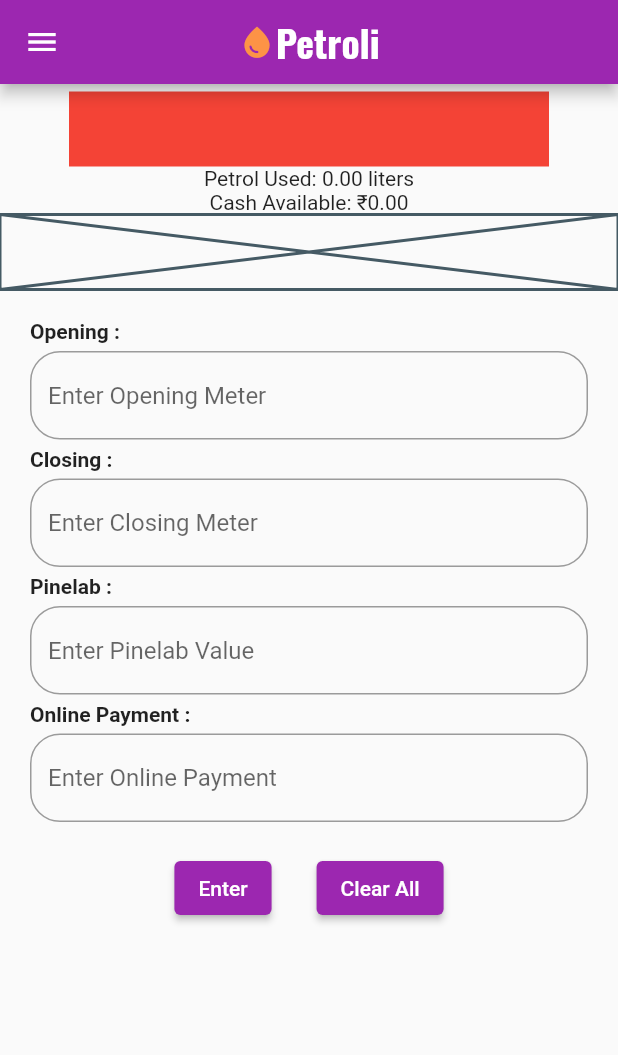
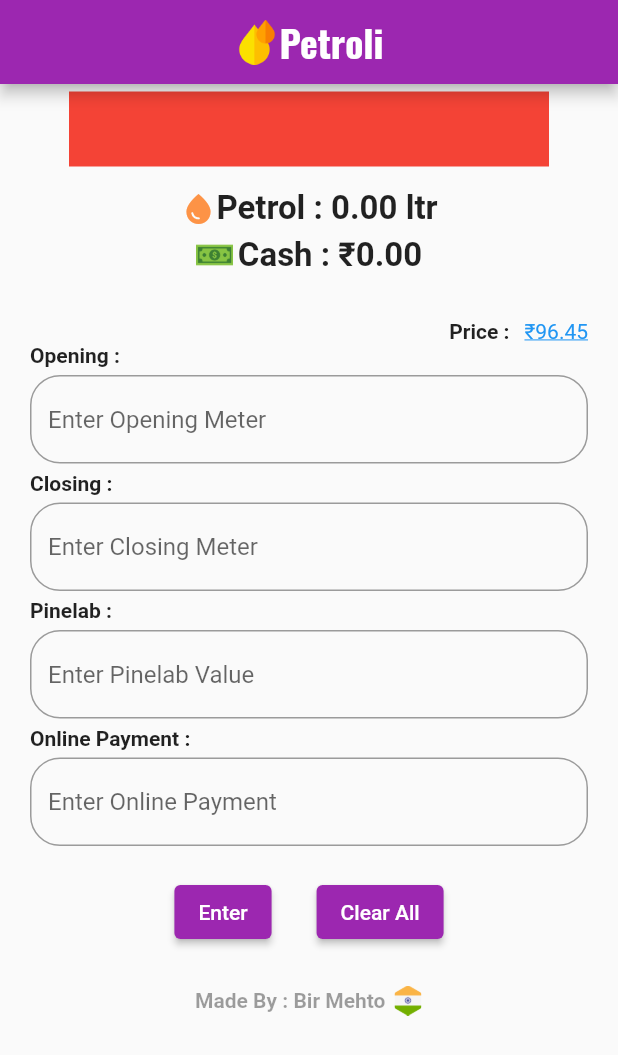
Before and after one commit to birmehto/petroli, a Flutter app: the Homepage screen opened directly, on a phone screen of 412 x 824 dp. Shown: the top 1055 px of the screen. Run offline on Flutter 3.47's test engine with Material 3 defaults, Android fonts, the phone set to English and light mode, and no system bars.

Commit message:
apk relese

```diff
--- a/lib/demo.dart
+++ b/lib/demo.dart
@@ -12,13 +12,10 @@ class _HomepageState extends State<Homepage> {
   final TextEditingController _closing = TextEditingController();
   final TextEditingController _pinlab = TextEditingController();
   final TextEditingController _onlinePayment = TextEditingController();
-  double opvalue = 0;
-  double Clovalue = 0;
-  double pinevalue = 0;
-  double price = 96.45;
 
   double petrolUsed = 0.0;
   double cashAvailable = 0.0;
+  double price = 96.45; // Initial petrol price
 
   void _calculatePetrolAndCash() {
     // Parse values from text controllers
@@ -35,44 +32,79 @@ class _HomepageState extends State<Homepage> {
       // Calculate cash available
       cashAvailable = (petrolUsed * price) - pinlabValue - onlinePaymentValue;
 
-      // Update UI if needed
+      // Update UI
       setState(() {});
     } else {
-      // Show an error message or handle the case where opening meter is not less than closing meter
-      // You can display a snackbar or set an error message
+      // Show an error message
       ScaffoldMessenger.of(context).showSnackBar(
         SnackBar(
-          content: Text('Opening meter must be less than closing meter'),
+          backgroundColor: Colors.redAccent,
+          content: Text(
+            'Opening meter must be less than closing meter',
+            style: TextStyle(fontWeight: FontWeight.bold),
+          ),
         ),
       );
     }
   }
 
+  void _updatePetrolPrice() {
+    showDialog(
+      context: context,
+      builder: (context) {
+        TextEditingController _newPriceController = TextEditingController();
+
+        return AlertDialog(
+          title: Text('Update Petrol Price'),
+          content: TextField(
+            controller: _newPriceController,
+            keyboardType: TextInputType.number,
+            decoration: InputDecoration(
+              hintText: 'Enter new petrol price',
+            ),
+          ),
+          actions: [
+            TextButton(
+              onPressed: () {
+                Navigator.pop(context);
+              },
+              child: Text('Cancel'),
+            ),
+            TextButton(
+              onPressed: () {
+                // Update petrol price from the dialog
+                price = double.tryParse(_newPriceController.text) ?? price;
+
+                // Clear the new petrol price text field
+                _newPriceController.clear();
+
+                // Update UI
+                setState(() {});
+
+                // Close the dialog
+                Navigator.pop(context);
+              },
+              child: Text('Update'),
+            ),
+          ],
+        );
+      },
+    );
+  }
+
   @override
   Widget build(BuildContext context) {
-    return SafeArea(
-      child: Scaffold(
-        resizeToAvoidBottomInset: false,
-        drawer: Drawer(
-          child: Column(
-            children: [
-              Container(
-                height: 50,
-                width: 320,
-                color: Colors.amber,
-              ),
-            ],
-          ),
-        ),
-        appBar: AppBar(
-          flexibleSpace: const Center(
+    return Scaffold(
+      resizeToAvoidBottomInset: false,
+      appBar: AppBar(
+        flexibleSpace: Center(
+          child: SafeArea(
             child: Row(
               mainAxisAlignment: MainAxisAlignment.center,
               children: [
-                Icon(
-                  Icons.water_drop,
-                  color: Color.fromRGBO(253, 147, 70, 1),
-                  size: 25,
+                Image.asset(
+                  "assets/img/oil.png",
+                  height: 30,
                 ),
                 Text(
                   'Petroli',
@@ -86,7 +118,9 @@ class _HomepageState extends State<Homepage> {
             ),
           ),
         ),
-        body: Column(
+      ),
+      body: SingleChildScrollView(
+        child: Column(
           children: [
             SizedBox(
               height: 5,
@@ -96,10 +130,48 @@ class _HomepageState extends State<Homepage> {
               width: 320,
               color: Colors.red,
             ),
-            Text('Petrol Used: ${petrolUsed.toStringAsFixed(2)} liters'),
-            Text('Cash Available: ₹${cashAvailable.toStringAsFixed(2)}'),
-            Placeholder(
-              fallbackHeight: 50,
+            SizedBox(height: 15),
+            Column(
+              children: [
+                Row(
+                  mainAxisAlignment: MainAxisAlignment.center,
+                  children: [
+                    Icon(
+                      Icons.water_drop,
+                      color: Color.fromRGBO(253, 147, 70, 1),
+                    ),
+                    Text(
+                      'Petrol : ${petrolUsed.toStringAsFixed(2)} ltr',
+                      style:
+                          TextStyle(fontWeight: FontWeight.bold, fontSize: 22),
+                    ),
+                  ],
+                ),
+                SizedBox(
+                  height: 5,
+                ),
+                Row(
+                  mainAxisAlignment: MainAxisAlignment.center,
+                  children: [
+                    Image.asset(
+                      "assets/img/dollar.png",
+                      height: 25,
+                      width: 25,
+                    ),
+                    SizedBox(
+                      width: 3,
+                    ),
+                    Text(
+                      'Cash : ₹${cashAvailable.toStringAsFixed(2)}',
+                      style:
+                          TextStyle(fontWeight: FontWeight.bold, fontSize: 22),
+                    ),
+                  ],
+                ),
+              ],
+            ),
+            SizedBox(
+              height: 10,
             ),
             Container(
               child: Padding(
@@ -107,6 +179,26 @@ class _HomepageState extends State<Homepage> {
                 child: Column(
                   crossAxisAlignment: CrossAxisAlignment.start,
                   children: [
+                    Row(
+                      mainAxisAlignment: MainAxisAlignment.end,
+                      children: [
+                        Text(
+                          'Price :',
+                          style: TextStyle(fontWeight: FontWeight.bold),
+                        ),
+                        SizedBox(width: 10),
+                        GestureDetector(
+                          onTap: _updatePetrolPrice,
+                          child: Text(
+                            '₹${price.toStringAsFixed(2)}',
+                            style: TextStyle(
+                              decoration: TextDecoration.underline,
+                              color: Colors.blue,
+                            ),
+                          ),
+                        ),
+                      ],
+                    ),
                     Text(
                       'Opening :',
                       style: TextStyle(fontWeight: FontWeight.bold),
@@ -116,6 +208,7 @@ class _HomepageState extends State<Homepage> {
                     ),
                     TextField(
                       controller: _opening,
+                      keyboardType: TextInputType.number,
                       decoration: InputDecoration(
                         hintText: 'Enter Opening Meter',
                         border: OutlineInputBorder(
@@ -135,6 +228,7 @@ class _HomepageState extends State<Homepage> {
                     ),
                     TextField(
                       controller: _closing,
+                      keyboardType: TextInputType.number,
                       decoration: InputDecoration(
                         hintText: 'Enter Closing Meter',
                         border: OutlineInputBorder(
@@ -154,6 +248,7 @@ class _HomepageState extends State<Homepage> {
                     ),
                     TextField(
                       controller: _pinlab,
+                      keyboardType: TextInputType.number,
                       decoration: InputDecoration(
                         hintText: 'Enter Pinelab Value',
                         border: OutlineInputBorder(
@@ -173,6 +268,7 @@ class _HomepageState extends State<Homepage> {
                     ),
                     TextField(
                       controller: _onlinePayment,
+                      keyboardType: TextInputType.number,
                       decoration: InputDecoration(
                         hintText: 'Enter Online Payment',
                         border: OutlineInputBorder(
@@ -188,9 +284,7 @@ class _HomepageState extends State<Homepage> {
               mainAxisAlignment: MainAxisAlignment.center,
               children: [
                 ElevatedButton(
-                  onPressed: () {
-                    _calculatePetrolAndCash();
-                  },
+                  onPressed: _calculatePetrolAndCash,
                   child: Text('Enter'),
                 ),
                 SizedBox(
@@ -198,25 +292,36 @@ class _HomepageState extends State<Homepage> {
                 ),
                 ElevatedButton(
                   onPressed: () {
-                    // Clear all fields
                     _opening.clear();
                     _closing.clear();
                     _pinlab.clear();
                     _onlinePayment.clear();
-
-                    // Clear calculated values
                     petrolUsed = 0.0;
                     cashAvailable = 0.0;
-
-                    // Update UI
                     setState(() {});
                   },
                   child: Text('Clear All'),
                 ),
               ],
             ),
-            // Display calculated values
-            SizedBox(height: 20),
+            SizedBox(height: 25),
+            Row(
+              mainAxisAlignment: MainAxisAlignment.center,
+              children: [
+                Text(
+                  "Made By : Bir Mehto",
+                  style: TextStyle(
+                      fontWeight: FontWeight.bold, color: Colors.black38),
+                ),
+                SizedBox(
+                  width: 5,
+                ),
+                Image.asset(
+                  "assets/img/india.png",
+                  height: 20,
+                ),
+              ],
+            ),
           ],
         ),
       ),
--- a/lib/main.dart
+++ b/lib/main.dart
@@ -13,11 +13,9 @@ class Petroli extends StatelessWidget {
   Widget build(BuildContext context) {
     return MaterialApp(
       debugShowCheckedModeBanner: false,
-      home: Homepage(),
+      home: const Homepage(),
       theme: ThemeData(
-        // primaryColor: Color.fromRGBO(253, 147, 70, 1),
         primarySwatch: Colors.purple,
-
         useMaterial3: false,
       ),
     );
```
Also changed, not shown: lib/home.dart (+45 -34 lines), assets/img/india.png (added).
